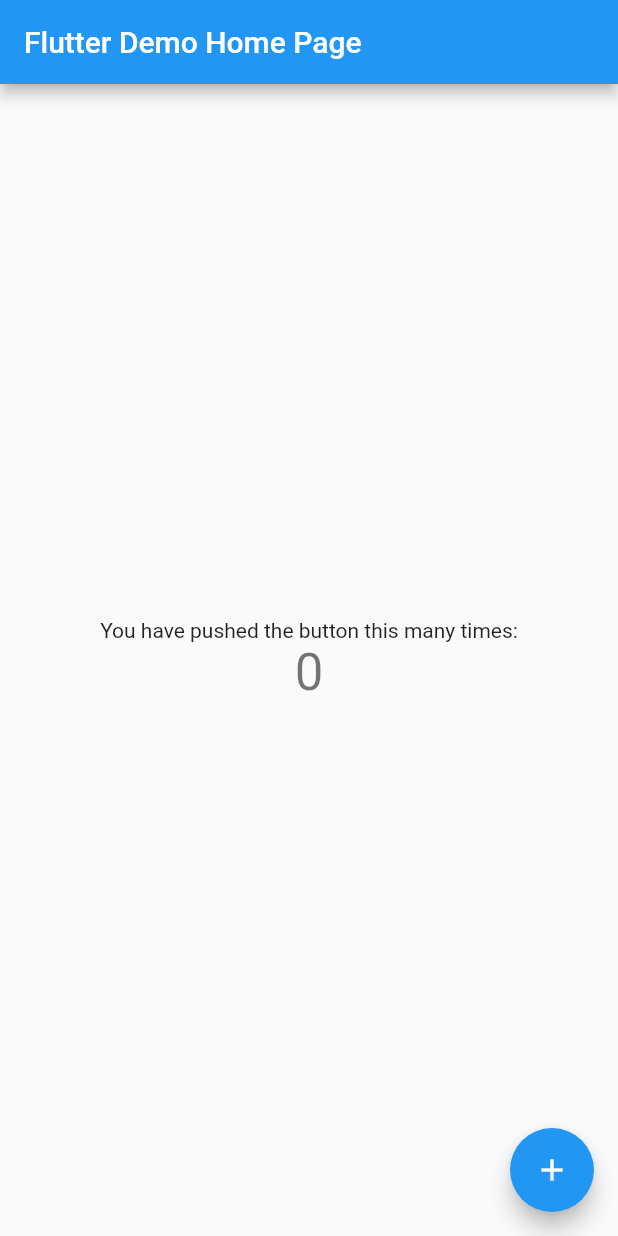
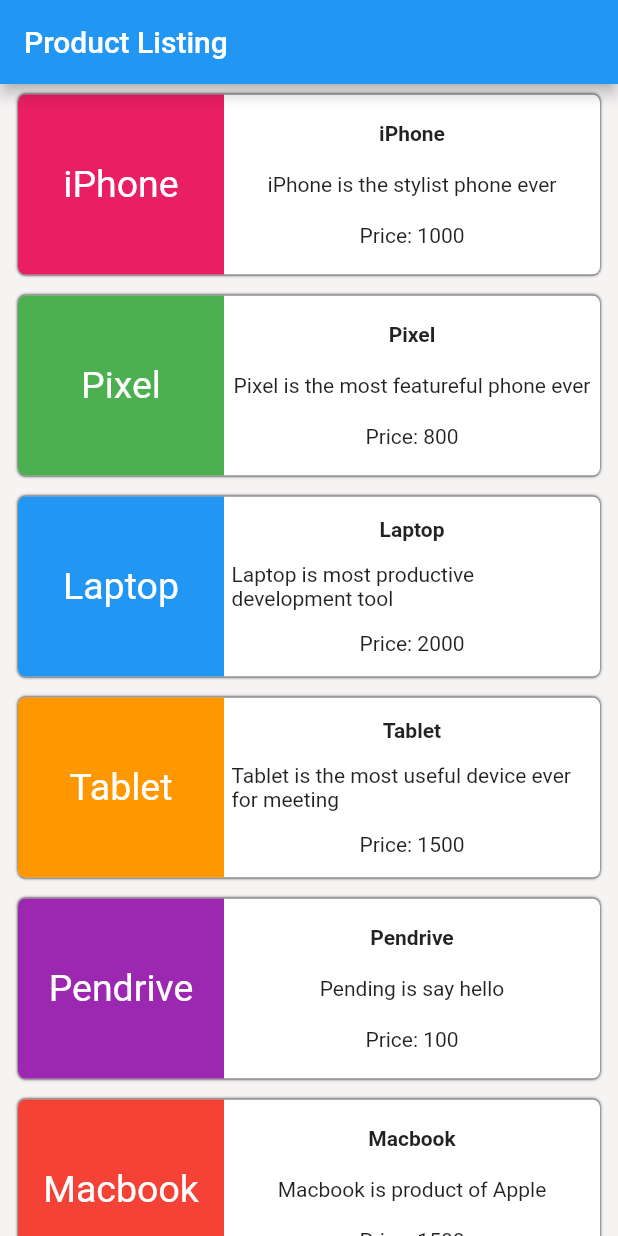
Before and after one commit to nguyenkhanh96/flutter_listview, a Flutter app: the screen it shows after launch, on a phone screen of 412 x 824 dp. Run offline on Flutter 3.47's test engine with Material 2 defaults, Android fonts, the phone set to English and light mode, and no system bars.

Commit message:
code ui product listview

```diff
--- a/lib/main.dart
+++ b/lib/main.dart
@@ -1,4 +1,5 @@
 import 'package:flutter/material.dart';
+import 'package:flutter_listview/screens/product_screen.dart';
 
 void main() {
   runApp(const MyApp());
@@ -11,57 +12,11 @@ class MyApp extends StatelessWidget {
   Widget build(BuildContext context) {
     return MaterialApp(
       title: 'Flutter Demo',
+      debugShowCheckedModeBanner: false,
       theme: ThemeData(
-        primarySwatch: Colors.blue,
-      ),
-      home: const MyHomePage(title: 'Flutter Demo Home Page'),
+          primarySwatch: Colors.blue,
+          scaffoldBackgroundColor: const Color.fromARGB(255, 246, 243, 243)),
+      home: const ProductScreen(),
     );
   }
 }
-
-class MyHomePage extends StatefulWidget {
-  const MyHomePage({super.key, required this.title});
-
-  final String title;
-
-  @override
-  State<MyHomePage> createState() => _MyHomePageState();
-}
-
-class _MyHomePageState extends State<MyHomePage> {
-  int _counter = 0;
-
-  void _incrementCounter() {
-    setState(() {
-      _counter++;
-    });
-  }
-
-  @override
-  Widget build(BuildContext context) {
-    return Scaffold(
-      appBar: AppBar(
-        title: Text(widget.title),
-      ),
-      body: Center(
-        child: Column(
-          mainAxisAlignment: MainAxisAlignment.center,
-          children: <Widget>[
-            const Text(
-              'You have pushed the button this many times:',
-            ),
-            Text(
-              '$_counter',
-              style: Theme.of(context).textTheme.headlineMedium,
-            ),
-          ],
-        ),
-      ),
-      floatingActionButton: FloatingActionButton(
-        onPressed: _incrementCounter,
-        tooltip: 'Increment',
-        child: const Icon(Icons.add),
-      ), // This trailing comma makes auto-formatting nicer for build methods.
-    );
-  }
-}
--- /dev/null
+++ b/lib/screens/product_screen.dart
@@ -0,0 +1,65 @@
+import 'package:flutter/material.dart';
+import 'package:flutter_listview/widgets/item_product.dart';
+
+class ProductScreen extends StatefulWidget {
+  const ProductScreen({super.key});
+
+  @override
+  State<ProductScreen> createState() => _ProductScreenState();
+}
+
+class _ProductScreenState extends State<ProductScreen> {
+  @override
+  Widget build(BuildContext context) {
+    return Scaffold(
+        appBar: AppBar(
+          title: const Text('Product Listing'),
+        ),
+        body: ListView(
+          children: const [
+            ItemProduct(
+              name: "iPhone",
+              description: "iPhone is the stylist phone ever",
+              price: 1000,
+              color: Colors.pink,
+            ),
+            ItemProduct(
+              name: "Pixel",
+              description: "Pixel is the most featureful phone ever",
+              price: 800,
+              color: Colors.green,
+            ),
+            ItemProduct(
+              name: "Laptop",
+              description: "Laptop is most productive development tool",
+              price: 2000,
+              color: Colors.blue,
+            ),
+            ItemProduct(
+              name: "Tablet",
+              description: "Tablet is the most useful device ever for meeting",
+              price: 1500,
+              color: Colors.orange,
+            ),
+            ItemProduct(
+              name: "Pendrive",
+              description: "Pending is say hello",
+              price: 100,
+              color: Colors.purple,
+            ),
+            ItemProduct(
+              name: "Macbook",
+              description: "Macbook is product of Apple",
+              price: 1500,
+              color: Colors.red,
+            ),
+            ItemProduct(
+              name: "Xiaome",
+              description: "Xiaomi is a mobilephone of China",
+              price: 100,
+              color: Colors.brown,
+            ),
+          ],
+        ));
+  }
+}
--- /dev/null
+++ b/lib/widgets/item_product.dart
@@ -0,0 +1,69 @@
+import 'package:flutter/material.dart';
+
+class ItemProduct extends StatelessWidget {
+  const ItemProduct({
+    super.key,
+    required this.name,
+    required this.description,
+    required this.price,
+    required this.color,
+  });
+
+  final String name;
+  final String description;
+  final int price;
+  final Color color;
+
+  @override
+  Widget build(BuildContext context) {
+    return Container(
+      margin: const EdgeInsets.symmetric(horizontal: 12, vertical: 7),
+      decoration: BoxDecoration(
+        borderRadius: BorderRadius.circular(5),
+        boxShadow: const [
+          BoxShadow(
+            blurRadius: 1,
+          )
+        ],
+        color: Colors.white,
+      ),
+      height: 120,
+      child: Row(
+        children: [
+          Container(
+            alignment: Alignment.center,
+            height: double.infinity,
+            width: MediaQuery.of(context).size.width / 3,
+            decoration: BoxDecoration(
+                color: color,
+                borderRadius: const BorderRadius.only(
+                    bottomLeft: Radius.circular(5),
+                    topLeft: Radius.circular(5))),
+            child: Text(
+              name,
+              style: const TextStyle(color: Colors.white, fontSize: 25),
+            ),
+          ),
+          Expanded(
+            child: Container(
+              padding: const EdgeInsets.only(left: 5, right: 5),
+              child: Column(
+                mainAxisAlignment: MainAxisAlignment.spaceEvenly,
+                children: [
+                  Text(
+                    name,
+                    style: const TextStyle(
+                      fontWeight: FontWeight.bold,
+                    ),
+                  ),
+                  Text(description),
+                  Text("Price: $price"),
+                ],
+              ),
+            ),
+          )
+        ],
+      ),
+    );
+  }
+}
```
